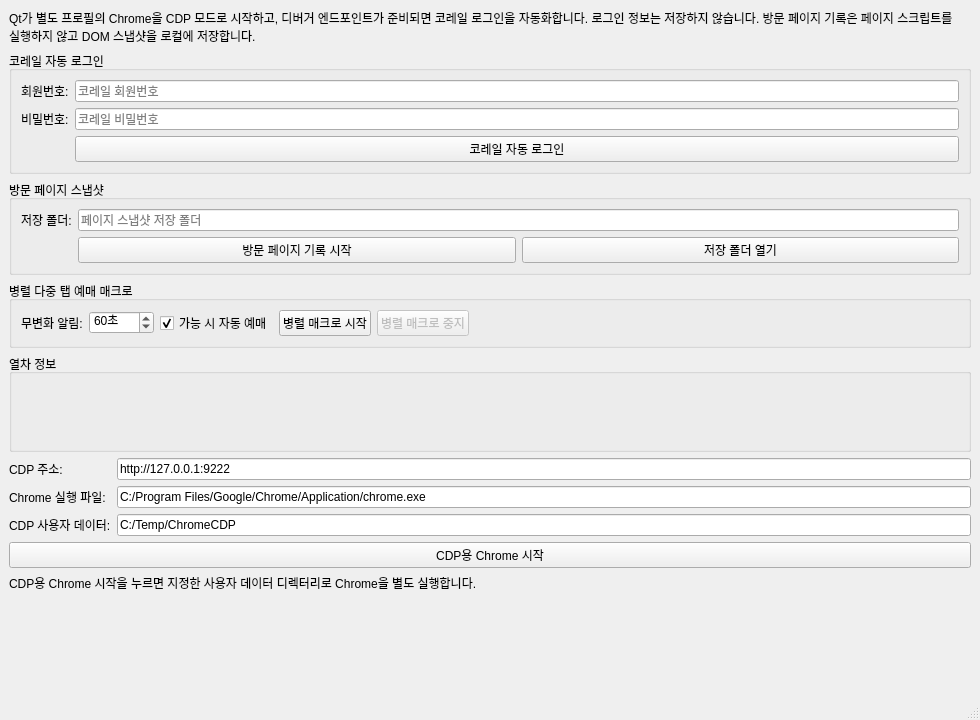
Above: mainwindow.ui from ongre01/Qt_CDP before the change. Below: the same form after it.
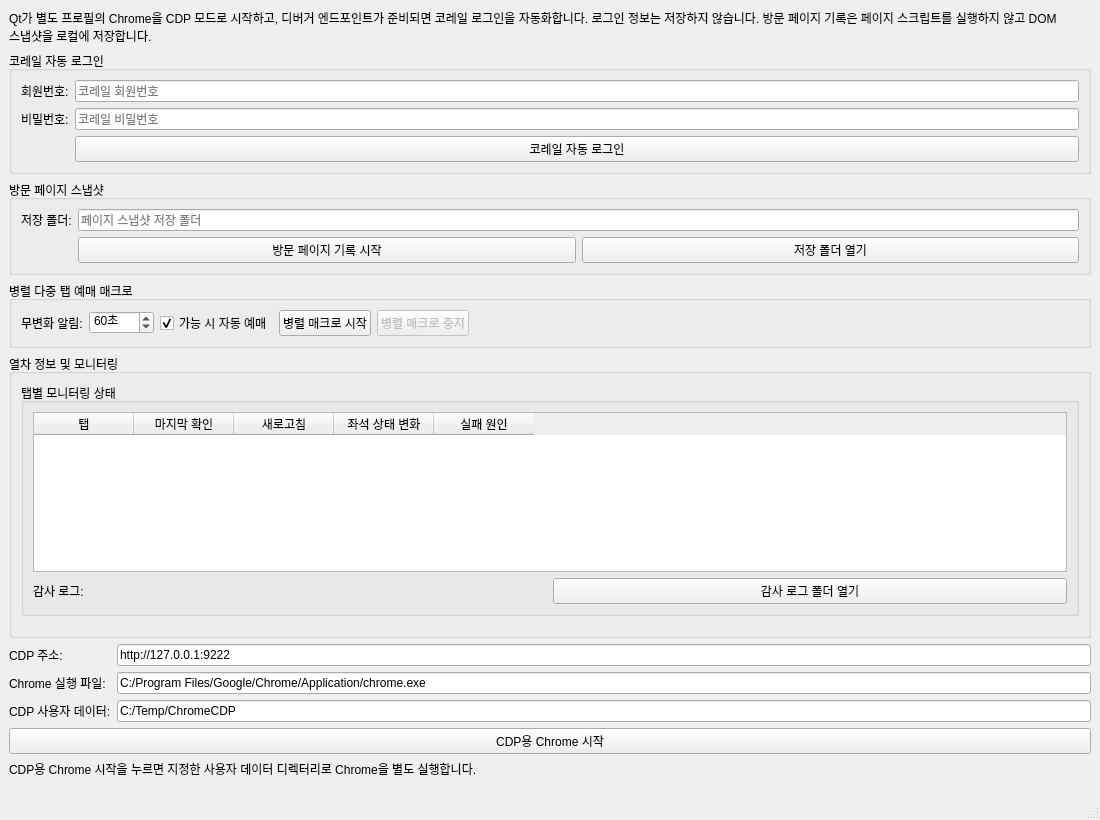
That is the form after the change.

Commit message: feat(korail): add monitoring status table and audit logging

The edit to the form file:
```diff
--- a/mainwindow.ui
+++ b/mainwindow.ui
@@ -6,8 +6,8 @@
    <rect>
     <x>0</x>
     <y>0</y>
-    <width>980</width>
-    <height>720</height>
+    <width>1100</width>
+    <height>820</height>
    </rect>
   </property>
   <property name="windowTitle">
@@ -193,10 +193,87 @@
     </item>
     <item>
      <widget class="QGroupBox" name="trainInfoGroupBox">
-      <property name="title">
-       <string>열차 정보</string>
+     <property name="title">
+       <string>열차 정보 및 모니터링</string>
       </property>
       <layout class="QVBoxLayout" name="trainInfoLayout">
+       <item>
+        <widget class="QGroupBox" name="monitoringStatusGroupBox">
+         <property name="title">
+          <string>탭별 모니터링 상태</string>
+         </property>
+         <layout class="QVBoxLayout" name="monitoringStatusLayout">
+          <item>
+           <widget class="QTableWidget" name="monitoringStatusTable">
+            <property name="minimumSize">
+             <size>
+              <width>0</width>
+              <height>110</height>
+             </size>
+            </property>
+            <property name="maximumSize">
+             <size>
+              <width>16777215</width>
+              <height>160</height>
+             </size>
+            </property>
+            <property name="rowCount">
+             <number>0</number>
+            </property>
+            <property name="columnCount">
+             <number>5</number>
+            </property>
+            <column>
+             <property name="text">
+              <string>탭</string>
+             </property>
+            </column>
+            <column>
+             <property name="text">
+              <string>마지막 확인</string>
+             </property>
+            </column>
+            <column>
+             <property name="text">
+              <string>새로고침</string>
+             </property>
+            </column>
+            <column>
+             <property name="text">
+              <string>좌석 상태 변화</string>
+             </property>
+            </column>
+            <column>
+             <property name="text">
+              <string>실패 원인</string>
+             </property>
+            </column>
+           </widget>
+          </item>
+          <item>
+           <layout class="QHBoxLayout" name="auditLogLayout">
+            <item>
+             <widget class="QLabel" name="auditLogPathLabel">
+              <property name="text">
+               <string>감사 로그:</string>
+              </property>
+              <property name="wordWrap">
+               <bool>true</bool>
+              </property>
+             </widget>
+            </item>
+            <item>
+             <widget class="QPushButton" name="openAuditLogButton">
+              <property name="text">
+               <string>감사 로그 폴더 열기</string>
+              </property>
+             </widget>
+            </item>
+           </layout>
+          </item>
+         </layout>
+        </widget>
+       </item>
        <item>
         <widget class="QTabWidget" name="trainInfoTabWidget">
          <property name="documentMode">
```
Left out of the diff: 2 changed lines with no effect on the pictures. The commit also changes 4 other files.
